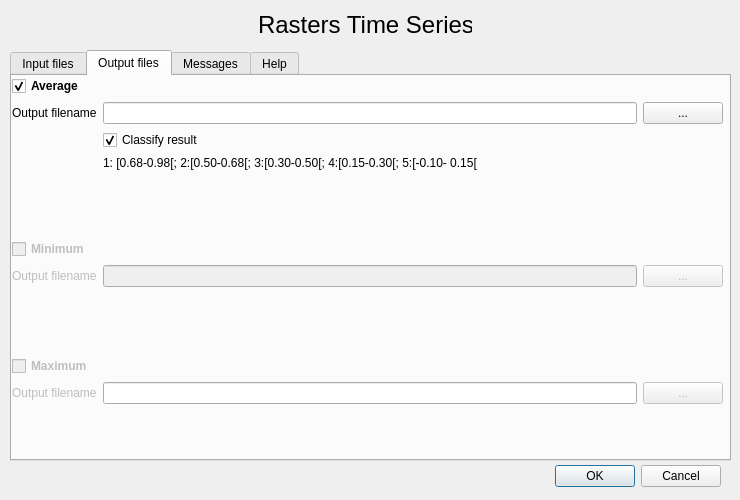
Old version of the form rcmrdTSerieries/rcmrd_tseries_dialog_base.ui in the repository BrunoCombal/qgis_plugins.
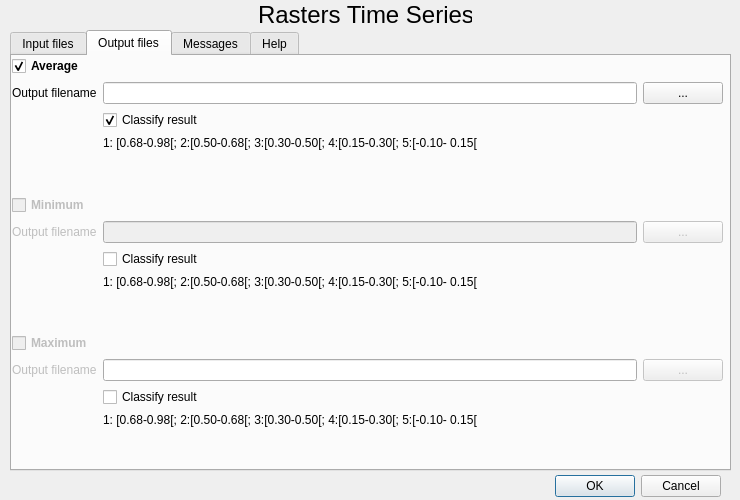
New version of the form. The open tabs and pages were chosen to show the change.

Commit message: implemented intermediate filenames before clipping

Diff of the .ui file:
```diff
--- a/rcmrdTSerieries/rcmrd_tseries_dialog_base.ui
+++ b/rcmrdTSerieries/rcmrd_tseries_dialog_base.ui
@@ -17,7 +17,7 @@
    <property name="geometry">
     <rect>
      <x>380</x>
-     <y>460</y>
+     <y>470</y>
      <width>341</width>
      <height>32</height>
     </rect>
@@ -33,7 +33,7 @@
    <property name="geometry">
     <rect>
      <x>260</x>
-     <y>10</y>
+     <y>0</y>
      <width>212</width>
      <height>29</height>
     </rect>
@@ -57,9 +57,9 @@
    <property name="geometry">
     <rect>
      <x>10</x>
-     <y>50</y>
+     <y>30</y>
      <width>721</width>
-     <height>411</height>
+     <height>441</height>
     </rect>
    </property>
    <property name="currentIndex">
@@ -349,7 +349,7 @@
        <x>0</x>
        <y>0</y>
        <width>711</width>
-       <height>391</height>
+       <height>411</height>
       </rect>
      </property>
      <layout class="QGridLayout" name="gridLayout_2">
@@ -415,26 +415,13 @@
         </property>
        </widget>
       </item>
-      <item row="11" column="0">
-       <spacer name="verticalSpacer_3">
-        <property name="orientation">
-         <enum>Qt::Vertical</enum>
-        </property>
-        <property name="sizeHint" stdset="0">
-         <size>
-          <width>20</width>
-          <height>40</height>
-         </size>
-        </property>
-       </spacer>
-      </item>
       <item row="2" column="2">
        <widget class="QLineEdit" name="editOutAverage"/>
       </item>
-      <item row="10" column="2">
+      <item row="12" column="2">
        <widget class="QLineEdit" name="editOutMaximum"/>
       </item>
-      <item row="8" column="0">
+      <item row="10" column="0">
        <spacer name="verticalSpacer_6">
         <property name="orientation">
          <enum>Qt::Vertical</enum>
@@ -447,7 +434,7 @@
         </property>
        </spacer>
       </item>
-      <item row="9" column="0">
+      <item row="11" column="0">
        <widget class="QCheckBox" name="checkMaximum">
         <property name="enabled">
          <bool>false</bool>
@@ -470,7 +457,7 @@
         </property>
        </widget>
       </item>
-      <item row="10" column="0">
+      <item row="12" column="0">
        <widget class="QLabel" name="label_13">
         <property name="enabled">
          <bool>false</bool>
@@ -500,7 +487,7 @@
         </property>
        </widget>
       </item>
-      <item row="10" column="3">
+      <item row="12" column="3">
        <widget class="QPushButton" name="buttonOutMaximum">
         <property name="enabled">
          <bool>false</bool>
@@ -527,6 +514,47 @@
         </property>
        </widget>
       </item>
+      <item row="8" column="2">
+       <widget class="QCheckBox" name="checkClassifyMinimum">
+        <property name="text">
+         <string>Classify result</string>
+        </property>
+       </widget>
+      </item>
+      <item row="13" column="2">
+       <widget class="QCheckBox" name="checkClassifyMaximum_2">
+        <property name="text">
+         <string>Classify result</string>
+        </property>
+       </widget>
+      </item>
+      <item row="9" column="2">
+       <widget class="QLabel" name="label_15">
+        <property name="text">
+         <string>1: [0.68-0.98[; 2:[0.50-0.68[; 3:[0.30-0.50[; 4:[0.15-0.30[; 5:[-0.10- 0.15[</string>
+        </property>
+       </widget>
+      </item>
+      <item row="14" column="2">
+       <widget class="QLabel" name="label_16">
+        <property name="text">
+         <string>1: [0.68-0.98[; 2:[0.50-0.68[; 3:[0.30-0.50[; 4:[0.15-0.30[; 5:[-0.10- 0.15[</string>
+        </property>
+       </widget>
+      </item>
+      <item row="15" column="2">
+       <spacer name="verticalSpacer_3">
+        <property name="orientation">
+         <enum>Qt::Vertical</enum>
+        </property>
+        <property name="sizeHint" stdset="0">
+         <size>
+          <width>20</width>
+          <height>40</height>
+         </size>
+        </property>
+       </spacer>
+      </item>
      </layout>
     </widget>
    </widget>
```
Left out of the diff: 11 changed lines with no effect on the pictures. The commit also changes 1 other file.
